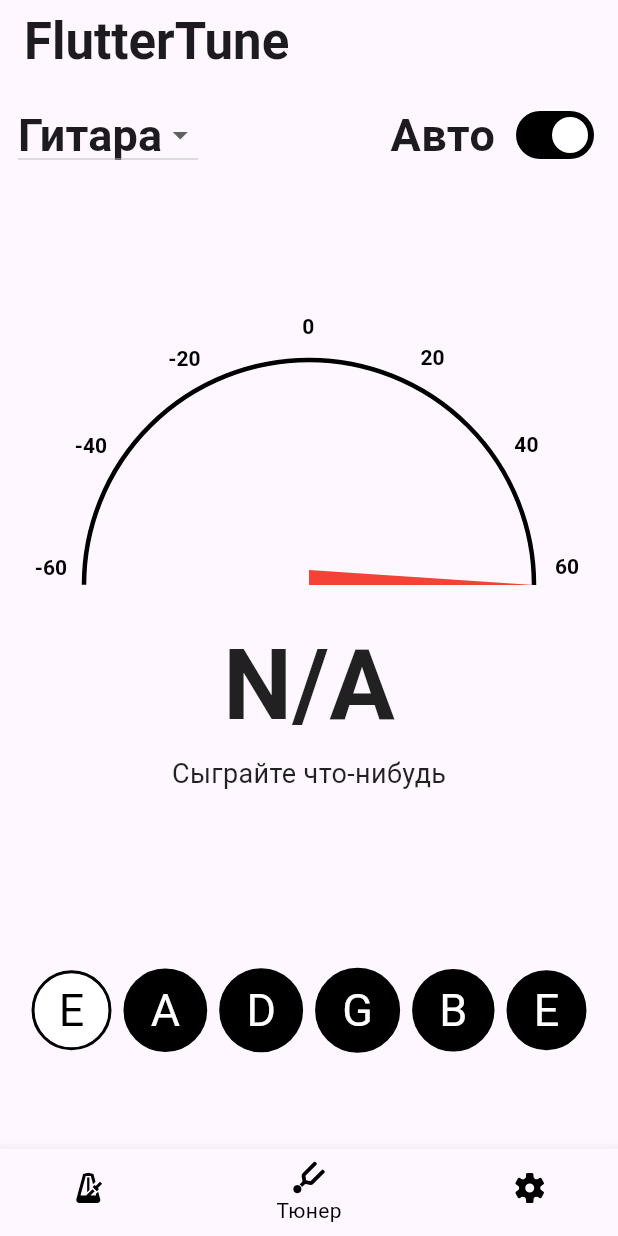
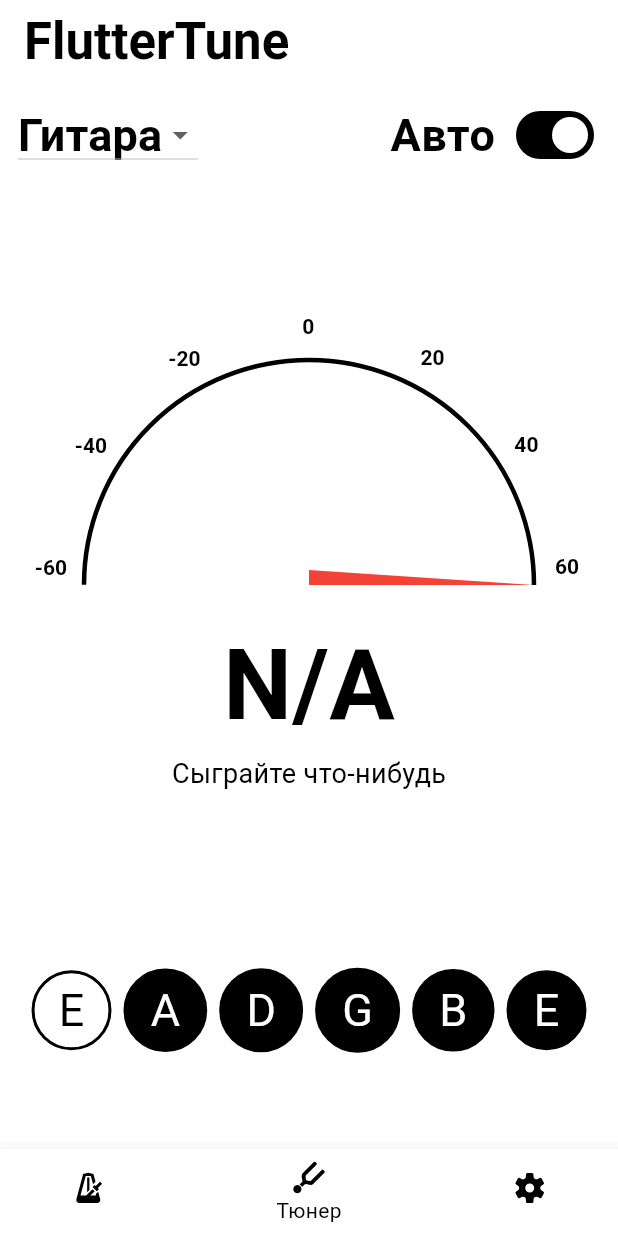
Before and after one commit to nottalentedme/fluttertuner, a Flutter app: the screen it shows after launch, on a phone screen of 412 x 824 dp. Run offline on Flutter 3.47's test engine with Material 3 defaults, Android fonts, the light colour scheme and no system bars; our stand-ins replace audioplayers, flutter_bloc, flutter_svg, go_router; missing offline and left inert: buffered_list_stream, pitch_detector_dart, pitchupdart, record; statements that could not run were skipped.

Commit message:
Theme: Add theme colors text

```diff
--- /dev/null
+++ b/lib/core/theme/app_theme.dart
@@ -0,0 +1,19 @@
+import 'package:flutter/material.dart';
+import 'package:fluttertuner/core/theme/color_scheme.dart';
+import 'package:fluttertuner/core/theme/text_theme.dart';
+
+abstract final class AppTheme {
+  static ThemeData get theme => ThemeData(
+        useMaterial3: true,
+        colorScheme: AppColorScheme.light,
+        textTheme: AppTextTheme.textTheme,
+        scaffoldBackgroundColor: AppColorScheme.background,
+      );
+  static const SliderThemeData _sliderTheme = SliderThemeData(
+    thumbShape: RoundSliderThumbShape(enabledThumbRadius: 10),
+    trackHeight: 4,
+    activeTrackColor: AppColorScheme.primary,
+    inactiveTrackColor: AppColorScheme.surfaceVariant, // Новый цвет нужно добавить в схему
+    valueIndicatorColor: AppColorScheme.primary,
+  );
+}
--- /dev/null
+++ b/lib/core/theme/color_scheme.dart
@@ -0,0 +1,16 @@
+import 'package:flutter/material.dart';
+
+abstract final class AppColorScheme {
+  static const Color primary = Colors.black;
+  static const Color background = Colors.white; //фон
+  static const Color textwhile = Colors.white;
+  static const Color textgrey = Colors.grey;
+  static const Color surfaceVariant = Colors.grey;
+
+  static ColorScheme get light => const ColorScheme.light(
+        primary: primary, //с
+        surface: Colors.white, //нижняя панель
+        onPrimary: Colors.white,
+        surfaceVariant: surfaceVariant,
+      );
+}
--- /dev/null
+++ b/lib/core/theme/text_theme.dart
@@ -0,0 +1,21 @@
+import 'package:flutter/material.dart';
+
+abstract final class AppTextTheme {
+  static TextTheme get textTheme => const TextTheme(
+        bodyLarge: TextStyle(
+          fontSize: 42,
+          fontWeight: FontWeight.normal,
+          color: Colors.grey,
+        ),
+        bodySmall: TextStyle(
+          fontSize: 14,
+          fontWeight: FontWeight.bold,
+          color: Colors.grey,
+        ),
+        displayLarge: TextStyle(
+          fontSize: 42,
+          fontWeight: FontWeight.bold,
+          color: Colors.black,
+        ),
+      );
+}
--- a/lib/feature/metronome/presentation/widgets/add_b_p_m_widget.dart
+++ b/lib/feature/metronome/presentation/widgets/add_b_p_m_widget.dart
@@ -1,4 +1,5 @@
 import 'package:flutter/material.dart';
+import 'package:fluttertuner/core/theme/color_scheme.dart';
 
 class AddBPMWidget extends StatelessWidget {
   const AddBPMWidget({
@@ -16,10 +17,10 @@
         child: Container(
             decoration: BoxDecoration(
               shape: BoxShape.circle,
-              color: Colors.black,
+              color: AppColorScheme.primary,
               border: Border.all(
                 width: 2,
-                color: Colors.black,
+                color: AppColorScheme.primary,
               ),
             ),
             padding: const EdgeInsets.all(16.0),
--- a/lib/feature/tuner/presentation/widgets/instrument_title_widget.dart
+++ b/lib/feature/tuner/presentation/widgets/instrument_title_widget.dart
@@ -13,14 +13,13 @@
         children: [
           //TODO Заменить иконку потом на DropDownMenu
           DropdownButton(
-            items: [
+            items: const [
               DropdownMenuItem(
                 child: Text(
                   'Гитара',
                   style: TextStyle(
                       fontSize: 30,
-                      fontWeight: FontWeight.lerp(
-                          FontWeight.w700, FontWeight.w500, 0.5)),
+                      fontWeight: FontWeight.bold),
                 ),
               ),
             ],
--- a/lib/feature/tuner/presentation/widgets/string_button_widget.dart
+++ b/lib/feature/tuner/presentation/widgets/string_button_widget.dart
@@ -1,4 +1,5 @@
 import 'package:flutter/material.dart';
+import 'package:fluttertuner/core/theme/color_scheme.dart';
 
 class StringButtonWidget extends StatelessWidget {
   const StringButtonWidget({
@@ -21,12 +22,12 @@
         decoration: BoxDecoration(
             shape: BoxShape.circle,
             border: Border.all(width: 2),
-            color: isActive ? Colors.white : Colors.black),
+            color: isActive ? AppColorScheme.textwhile : AppColorScheme.primary),
         padding: const EdgeInsets.all(16),
         child: Text(
           text,
           style: TextStyle(
-              fontSize: 30, color: isActive ? Colors.black : Colors.white),
+              fontSize: 30, color: isActive ? AppColorScheme.primary : AppColorScheme.textwhile),
         ),
       ),
     );
--- a/lib/feature/tuner/presentation/widgets/tuner_painter.dart
+++ b/lib/feature/tuner/presentation/widgets/tuner_painter.dart
@@ -1,5 +1,6 @@
 import 'dart:math';
 import 'package:flutter/material.dart';
+import 'package:fluttertuner/core/theme/color_scheme.dart';
 
 class TunerPainter extends CustomPainter {
   final double value;
@@ -13,7 +14,7 @@
 
     // Отрисовка шкалы
     final paint = Paint()
-      ..color = Colors.black
+      ..color = AppColorScheme.primary
       ..style = PaintingStyle.stroke
       ..strokeWidth = 3.0;
 
@@ -39,7 +40,7 @@
         textPainter.text = TextSpan(
             text: '$i',
             style: const TextStyle(
-                color: Colors.black,
+                color: AppColorScheme.primary,
                 fontSize: 14,
                 fontWeight: FontWeight.bold));
         textPainter.layout();
--- a/lib/feature/tuner/presentation/widgets/tuner_scale.dart
+++ b/lib/feature/tuner/presentation/widgets/tuner_scale.dart
@@ -1,7 +1,6 @@
 import 'dart:math';
 
 import 'package:flutter/material.dart';
-import 'package:flutter/widgets.dart';
 import 'package:fluttertuner/feature/tuner/presentation/widgets/tuner_scale_widget.dart';
 
 class TunerScale extends StatefulWidget {
--- a/lib/feature/tuner/presentation/widgets/tuner_text_widget.dart
+++ b/lib/feature/tuner/presentation/widgets/tuner_text_widget.dart
@@ -1,4 +1,5 @@
 import 'package:flutter/material.dart';
+import 'package:fluttertuner/core/theme/color_scheme.dart';
 import 'package:fluttertuner/feature/tuner/cubit/tunning_state.dart';
 
 class TunerTextWidget extends StatelessWidget {
@@ -18,14 +19,14 @@
           Text(
             pitchCubitState.note,
             style: const TextStyle(
-                color: Colors.black87,
+                color: AppColorScheme.primary,
                 fontSize: 65.0,
                 fontWeight: FontWeight.bold),
           ),
           Text(
             pitchCubitState.status,
             style: const TextStyle(
-              color: Colors.black87,
+              color: AppColorScheme.primary,
               fontSize: 18.0,
             ),
           ),
--- a/lib/feature/tuner/presentation/widgets/tuning_mode_switch_widget.dart
+++ b/lib/feature/tuner/presentation/widgets/tuning_mode_switch_widget.dart
@@ -1,4 +1,5 @@
 import 'package:flutter/material.dart';
+import 'package:fluttertuner/core/theme/color_scheme.dart';
 
 class TuningModeSwitchWidget extends StatefulWidget {
   const TuningModeSwitchWidget({
@@ -31,12 +32,12 @@
       padding: const EdgeInsets.all(10),
       child: Row(
         children: [
-          Text(
+          const Text(
             'Авто',
             style: TextStyle(
                 fontSize: 30,
-                fontWeight:
-                    FontWeight.lerp(FontWeight.w700, FontWeight.w500, 0.5)),
+                fontWeight: FontWeight.bold,
+                color: AppColorScheme.primary),
           ),
           const SizedBox(
             width: 10,
@@ -45,7 +46,7 @@
           Switch(
             value: isActive,
             onChanged: toggleSwitch,
-            activeTrackColor: Colors.black,
+            activeTrackColor: AppColorScheme.primary,
           )
         ],
       ),
--- a/lib/main.dart
+++ b/lib/main.dart
@@ -1,5 +1,6 @@
 import 'package:flutter/material.dart';
 import 'package:flutter_bloc/flutter_bloc.dart';
+import 'package:fluttertuner/core/theme/app_theme.dart';
 import 'package:fluttertuner/feature/metronome/cubit/metronome_cubit.dart';
 import 'package:fluttertuner/feature/tuner/cubit/pitch_cubit.dart';
 import 'package:pitch_detector_dart/pitch_detector.dart';
@@ -46,6 +47,7 @@
         ],
         child: MaterialApp.router(
           routerConfig: AppRouter.router,
+          theme: AppTheme.theme,
         ),
       ),
     );
```
Also changed, not shown: lib/feature/metronome/presentation/page/metronome_page.dart (+9 -13 lines), lib/feature/metronome/presentation/widgets/play_button_widget.dart (+4 -3 lines).
